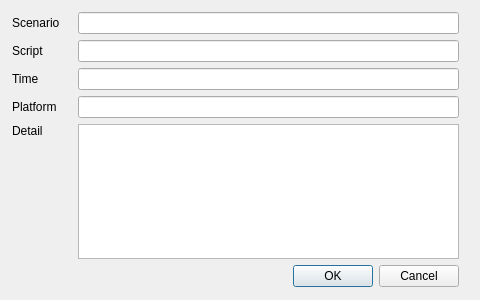
The window that src/gui/dialog/savetestdialog.ui (windy32/algts) describes before a commit, drawn with Qt 5.
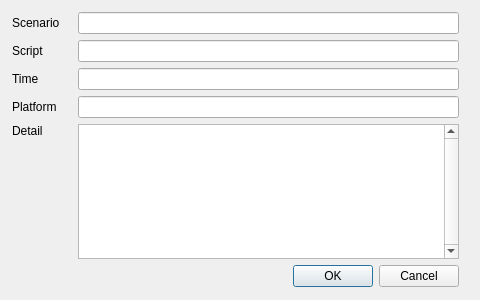
The same window after the commit.

Diff of the .ui file:
```diff
--- a/src/gui/dialog/savetestdialog.ui
+++ b/src/gui/dialog/savetestdialog.ui
@@ -25,7 +25,7 @@
   <property name="windowTitle">
    <string>Save Test</string>
   </property>
-  <widget class="QWidget" name="">
+  <widget class="QWidget" name="layoutWidget">
    <property name="geometry">
     <rect>
      <x>0</x>
@@ -190,7 +190,11 @@
        </layout>
       </item>
       <item>
-       <widget class="QTextEdit" name="txtDetail"/>
+       <widget class="QTextEdit" name="txtDetail">
+        <property name="verticalScrollBarPolicy">
+         <enum>Qt::ScrollBarAlwaysOn</enum>
+        </property>
+       </widget>
       </item>
      </layout>
     </item>
```
Left out of the diff: 18 changed lines with no effect on the pictures.
